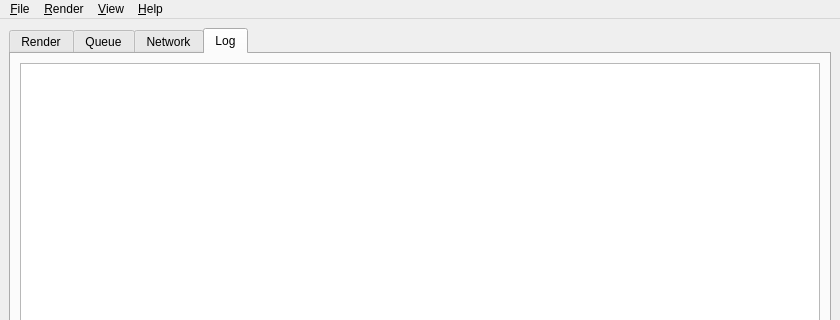
The window that qtgui/luxrender.ui (sungsoo/luxrender-lux) describes before a commit, drawn with Qt 5; both pictures show x 0 to 840 and y 0 to 320 of the 840 by 611 pixel window.
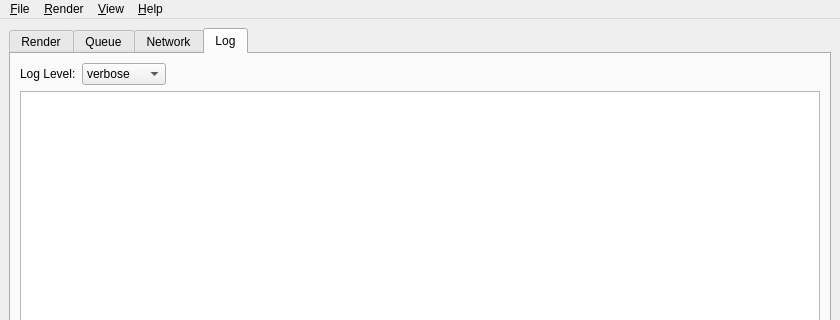
The same window after the commit. The open tabs and pages were chosen to show the change. Icons and pictures are not drawn.

Commit message: Add choosing Log level to Log tab ( on the fly atm )

```diff
--- a/qtgui/luxrender.ui
+++ b/qtgui/luxrender.ui
@@ -1113,13 +1113,65 @@
         <string>Log</string>
        </attribute>
        <layout class="QGridLayout" name="gridLayout_9">
-        <item row="0" column="0">
+        <item row="6" column="0">
          <widget class="QTextEdit" name="textEdit_log">
           <property name="readOnly">
            <bool>true</bool>
           </property>
          </widget>
         </item>
+        <item row="1" column="0">
+         <layout class="QHBoxLayout" name="horizontalLayout_log">
+          <property name="leftMargin">
+           <number>0</number>
+          </property>
+          <property name="topMargin">
+           <number>0</number>
+          </property>
+          <item>
+           <widget class="QLabel" name="label_verbosity">
+            <property name="text">
+             <string>Log Level:</string>
+            </property>
+           </widget>
+          </item>
+          <item>
+           <widget class="QComboBox" name="comboBox_verbosity">
+            <property name="maxVisibleItems">
+             <number>3</number>
+            </property>
+            <item>
+             <property name="text">
+              <string>verbose</string>
+             </property>
+            </item>
+            <item>
+             <property name="text">
+              <string>quiet</string>
+             </property>
+            </item>
+            <item>
+             <property name="text">
+              <string>very quiet</string>
+             </property>
+            </item>
+           </widget>
+          </item>
+          <item>
+           <spacer name="horizontalSpacer_3">
+            <property name="orientation">
+             <enum>Qt::Horizontal</enum>
+            </property>
+            <property name="sizeHint" stdset="0">
+             <size>
+              <width>40</width>
+              <height>20</height>
+             </size>
+            </property>
+           </spacer>
+          </item>
+         </layout>
+        </item>
        </layout>
       </widget>
      </widget>
```
The commit also changes 4 other files.
